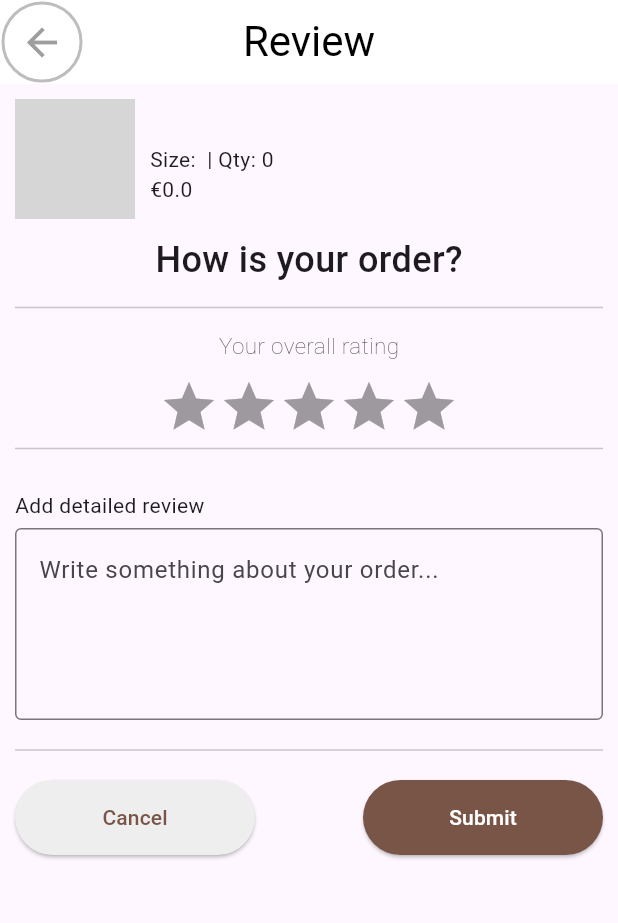
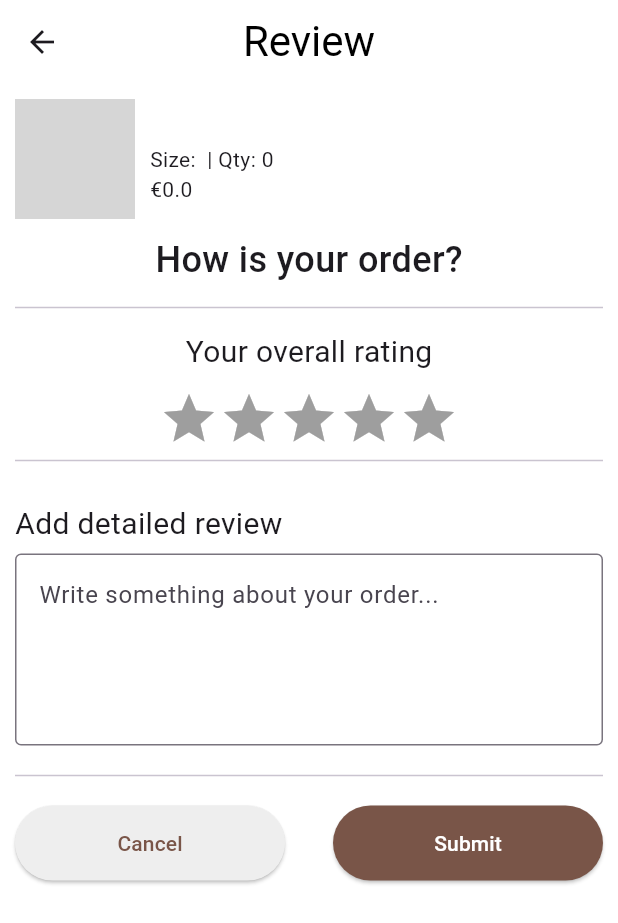
Before and after one commit to Laila116/LaModa_App, a Flutter app: the Reviews screen opened directly with empty values, on a phone screen of 412 x 824 dp. Shown: the top 923 px of the screen. Run offline on Flutter 3.47's test engine with Material 3 defaults, Android fonts, the phone set to English and light mode, and no system bars; drawn by our look-alikes of flutter_rating_bar; our stand-ins replace carousel_slider, cloud_firestore, email_validator, firebase_auth, firebase_core, iconsax_flutter; accounts and stored records are empty; Roboto replaces fonts that are missing (Oswald); grey boxes are pictures that could not be loaded.

Commit message:
Ãkleine Änderungen an Design an code

```diff
--- a/lib/screens/reviews.dart
+++ b/lib/screens/reviews.dart
@@ -59,23 +59,10 @@ class _ReviewsState extends State<Reviews> {
   @override
   Widget build(BuildContext context) {
     return Scaffold(
+      backgroundColor: Colors.white,
       appBar: AppBar(
         backgroundColor: Colors.white,
-        elevation: 0,
-        leading: Padding(
-          padding: const EdgeInsets.all(1),
-          child: InkWell(
-            onTap: () => Navigator.of(context).pop(),
-            child: Container(
-              decoration: BoxDecoration(
-                shape: BoxShape.circle,
-                border: Border.all(color: Colors.grey.shade400, width: 2),
-              ),
-              padding: const EdgeInsets.all(2),
-              child: const Icon(Icons.arrow_back, size: 30, color: Colors.grey),
-            ),
-          ),
-        ),
+
         title: const Text(
           'Review',
           style: TextStyle(
@@ -118,7 +105,7 @@ class _ReviewsState extends State<Reviews> {
               const Divider(height: 30),
               const Text(
                 "Your overall rating",
-                style: TextStyle(fontSize: 15, fontWeight: FontWeight.w100),
+                style: TextStyle(fontSize: 20, fontWeight: FontWeight.w400),
               ),
               const SizedBox(height: 10),
               RatingBar.builder(
@@ -135,7 +122,10 @@ class _ReviewsState extends State<Reviews> {
               const SizedBox(height: 20),
               const Align(
                 alignment: Alignment.centerLeft,
-                child: Text("Add detailed review"),
+                child: Text(
+                  "Add detailed review",
+                  style: TextStyle(fontSize: 20, fontWeight: FontWeight.w400),
+                ),
               ),
               const SizedBox(height: 5),
               TextField(
@@ -155,7 +145,7 @@ class _ReviewsState extends State<Reviews> {
                     onPressed: () => Navigator.pop(context),
                     style: ElevatedButton.styleFrom(
                       backgroundColor: Colors.grey[200],
-                      fixedSize: const Size(160, 50),
+                      fixedSize: const Size(180, 50),
                     ),
                     child: const Text(
                       "Cancel",
@@ -166,7 +156,7 @@ class _ReviewsState extends State<Reviews> {
                     onPressed: submitReview,
                     style: ElevatedButton.styleFrom(
                       backgroundColor: Colors.brown,
-                      fixedSize: const Size(160, 50),
+                      fixedSize: const Size(180, 50),
                     ),
                     child: const Text(
                       "Submit",
```
Also changed, not shown: lib/screens/cart_screen.dart (+118 -30 lines), lib/screens/my_orders.dart (+28 -3 lines), lib/screens/profile_screen.dart (+28 -8 lines), 1 other file.
